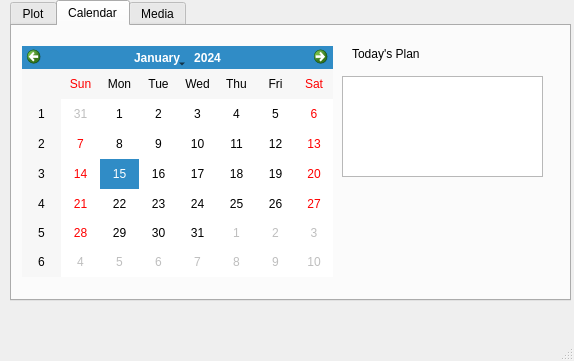
Qt form mainwindow.ui (ScreaMA/fitness-tracker) before a commit.
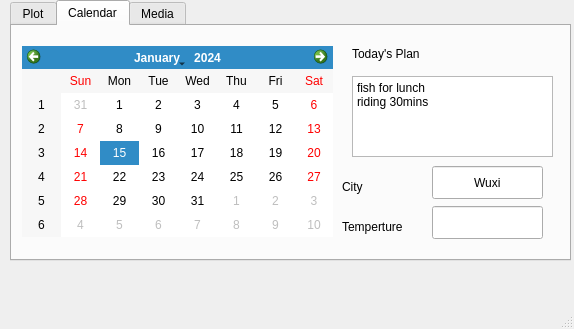
The same form after that commit. The open tabs and pages were chosen to show the change. Custom widgets are drawn as their Qt base class.

Patch:
```diff
--- a/mainwindow.ui
+++ b/mainwindow.ui
@@ -7,7 +7,7 @@
     <x>0</x>
     <y>0</y>
     <width>574</width>
-    <height>361</height>
+    <height>329</height>
    </rect>
   </property>
   <property name="windowTitle">
@@ -20,7 +20,7 @@
       <x>10</x>
       <y>0</y>
       <width>561</width>
-      <height>301</height>
+      <height>261</height>
      </rect>
     </property>
     <property name="currentIndex">
@@ -164,7 +164,7 @@
         <x>10</x>
         <y>20</y>
         <width>311</width>
-        <height>231</height>
+        <height>191</height>
        </rect>
       </property>
       <property name="locale">
@@ -197,11 +197,70 @@
      <widget class="QPlainTextEdit" name="plainTextEdit">
       <property name="geometry">
        <rect>
-        <x>330</x>
+        <x>340</x>
         <y>50</y>
         <width>201</width>
-        <height>101</height>
+        <height>81</height>
        </rect>
+      </property>
+      <property name="plainText">
+       <string>fish for lunch 
+riding 30mins</string>
+      </property>
+     </widget>
+     <widget class="QLabel" name="label_3">
+      <property name="geometry">
+       <rect>
+        <x>330</x>
+        <y>150</y>
+        <width>67</width>
+        <height>21</height>
+       </rect>
+      </property>
+      <property name="text">
+       <string>City</string>
+      </property>
+     </widget>
+     <widget class="QLineEdit" name="lineEdit_4">
+      <property name="geometry">
+       <rect>
+        <x>420</x>
+        <y>140</y>
+        <width>111</width>
+        <height>33</height>
+       </rect>
+      </property>
+      <property name="text">
+       <string>Wuxi</string>
+      </property>
+      <property name="alignment">
+       <set>Qt::AlignCenter</set>
+      </property>
+     </widget>
+     <widget class="QLabel" name="label_7">
+      <property name="geometry">
+       <rect>
+        <x>330</x>
+        <y>190</y>
+        <width>81</width>
+        <height>21</height>
+       </rect>
+      </property>
+      <property name="text">
+       <string>Temperture</string>
+      </property>
+     </widget>
+     <widget class="QLineEdit" name="lineEdit_5">
+      <property name="geometry">
+       <rect>
+        <x>420</x>
+        <y>180</y>
+        <width>111</width>
+        <height>33</height>
+       </rect>
+      </property>
+      <property name="alignment">
+       <set>Qt::AlignCenter</set>
       </property>
      </widget>
     </widget>
```
Left out of the diff: 26 changed lines with no effect on the pictures.
